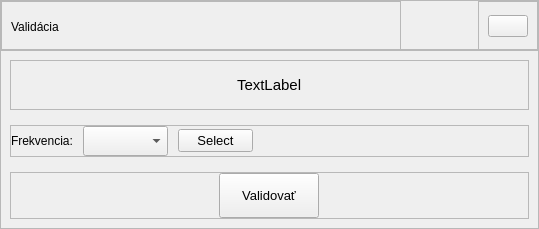
TIS2023-FMFI/pracovne-instrukcie, file src/app/ui/validation.ui: the form before one commit.
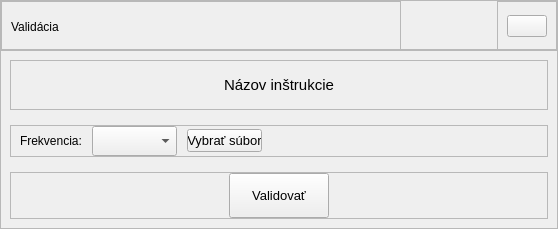
The form after the commit. Icons and pictures are not drawn.

```diff
--- a/src/app/ui/validation.ui
+++ b/src/app/ui/validation.ui
@@ -6,8 +6,8 @@
    <rect>
     <x>0</x>
     <y>0</y>
-    <width>100</width>
-    <height>100</height>
+    <width>558</width>
+    <height>229</height>
    </rect>
   </property>
   <property name="windowTitle">
@@ -230,7 +230,7 @@
             </font>
            </property>
            <property name="text">
-            <string>TextLabel</string>
+            <string>Názov inštrukcie</string>
            </property>
           </widget>
          </item>
@@ -341,7 +341,7 @@
             </font>
            </property>
            <property name="text">
-            <string>Select</string>
+            <string>Vybrať súbor</string>
            </property>
           </widget>
          </item>
```
